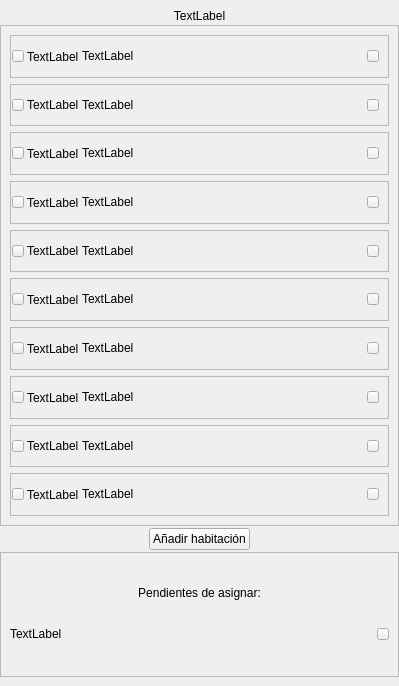
Qt form src/ui/widgets/rooms_card.ui (BeCuber/Turnomatic) before a commit.
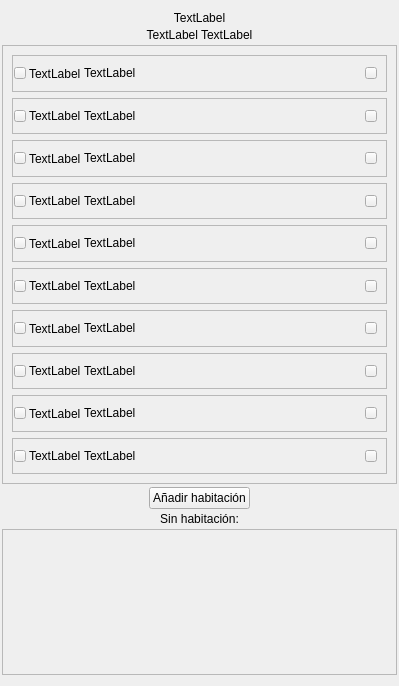
The same form after that commit.

Commit message: Add header to RoomPage. Now it is posible to navigate between weeks. Connect to db only volunteers with no room assigned

```diff
--- a/src/ui/widgets/rooms_card.ui
+++ b/src/ui/widgets/rooms_card.ui
@@ -13,21 +13,15 @@
   <property name="windowTitle">
    <string>Form</string>
   </property>
-  <layout class="QVBoxLayout" name="verticalLayout" stretch="0,4,0,1">
+  <layout class="QVBoxLayout" name="verticalLayout" stretch="0,0,3,0,0,1">
    <property name="spacing">
-    <number>2</number>
+    <number>3</number>
    </property>
    <property name="leftMargin">
-    <number>0</number>
-   </property>
-   <property name="topMargin">
-    <number>9</number>
+    <number>2</number>
    </property>
    <property name="rightMargin">
-    <number>0</number>
-   </property>
-   <property name="bottomMargin">
-    <number>9</number>
+    <number>2</number>
    </property>
    <item>
     <layout class="QHBoxLayout" name="containerTitle">
@@ -43,6 +37,44 @@
      </item>
     </layout>
    </item>
+   <item>
+    <widget class="QWidget" name="containerCurrentOccupied" native="true">
+     <layout class="QHBoxLayout" name="horizontalLayout_12">
+      <property name="spacing">
+       <number>3</number>
+      </property>
+      <property name="leftMargin">
+       <number>0</number>
+      </property>
+      <property name="topMargin">
+       <number>0</number>
+      </property>
+      <property name="rightMargin">
+       <number>0</number>
+      </property>
+      <property name="bottomMargin">
+       <number>0</number>
+      </property>
+      <item>
+       <widget class="QLabel" name="labelRoomIcon">
+        <property name="text">
+         <string>TextLabel</string>
+        </property>
+        <property name="alignment">
+         <set>Qt::AlignRight|Qt::AlignTrailing|Qt::AlignVCenter</set>
+        </property>
+       </widget>
+      </item>
+      <item>
+       <widget class="QLabel" name="labelCurrentOccupiedRooms">
+        <property name="text">
+         <string>TextLabel</string>
+        </property>
+       </widget>
+      </item>
+     </layout>
+    </widget>
+   </item>
    <item>
     <widget class="QScrollArea" name="scrollAreaRooms">
      <property name="widgetResizable">
@@ -53,8 +85,8 @@
        <rect>
         <x>0</x>
         <y>0</y>
-        <width>397</width>
-        <height>496</height>
+        <width>376</width>
+        <height>442</height>
        </rect>
       </property>
       <layout class="QVBoxLayout" name="verticalLayout_2">
@@ -985,76 +1017,71 @@
      </item>
     </layout>
    </item>
+   <item>
+    <widget class="QWidget" name="containerTitleNoRoom" native="true">
+     <layout class="QHBoxLayout" name="horizontalLayout_13">
+      <property name="spacing">
+       <number>3</number>
+      </property>
+      <property name="leftMargin">
+       <number>0</number>
+      </property>
+      <property name="topMargin">
+       <number>0</number>
+      </property>
+      <property name="rightMargin">
+       <number>0</number>
+      </property>
+      <property name="bottomMargin">
+       <number>0</number>
+      </property>
+      <item>
+       <widget class="QLabel" name="labelTitleNoRoom">
+        <property name="sizePolicy">
+         <sizepolicy hsizetype="Preferred" vsizetype="Fixed">
+          <horstretch>0</horstretch>
+          <verstretch>0</verstretch>
+         </sizepolicy>
+        </property>
+        <property name="text">
+         <string>Sin habitación:</string>
+        </property>
+        <property name="alignment">
+         <set>Qt::AlignHCenter|Qt::AlignTop</set>
+        </property>
+       </widget>
+      </item>
+     </layout>
+    </widget>
+   </item>
    <item>
     <widget class="QScrollArea" name="scrollAreaNoRoom">
      <property name="widgetResizable">
       <bool>true</bool>
      </property>
+     <property name="alignment">
+      <set>Qt::AlignLeading|Qt::AlignLeft|Qt::AlignTop</set>
+     </property>
      <widget class="QWidget" name="scrollAreaNoRoomContents">
       <property name="geometry">
        <rect>
         <x>0</x>
         <y>0</y>
-        <width>397</width>
-        <height>122</height>
+        <width>393</width>
+        <height>145</height>
        </rect>
       </property>
       <layout class="QHBoxLayout" name="horizontalLayout">
        <item>
-        <layout class="QVBoxLayout" name="vBoxWithoutRoomList" stretch="0,1">
+        <layout class="QVBoxLayout" name="vBoxWithoutRoomList" stretch="0">
          <property name="spacing">
           <number>3</number>
          </property>
          <item>
-          <widget class="QLabel" name="labelTitleNoRoom_2">
-           <property name="sizePolicy">
-            <sizepolicy hsizetype="Preferred" vsizetype="Fixed">
-             <horstretch>0</horstretch>
-             <verstretch>0</verstretch>
-            </sizepolicy>
-           </property>
-           <property name="text">
-            <string>Pendientes de asignar:</string>
-           </property>
-           <property name="alignment">
-            <set>Qt::AlignHCenter|Qt::AlignTop</set>
-           </property>
-          </widget>
-         </item>
-         <item>
-          <layout class="QHBoxLayout" name="hBoxWithoutRoom" stretch="1,0">
+          <layout class="QHBoxLayout" name="hBoxWithoutRoom" stretch="">
            <property name="spacing">
             <number>6</number>
            </property>
-           <item>
-            <widget class="QLabel" name="labelVolNameNoRoom">
-             <property name="text">
-              <string>TextLabel</string>
-             </property>
-            </widget>
-           </item>
-           <item>
-            <widget class="QPushButton" name="btnMenuVolNoRoom">
-             <property name="maximumSize">
-              <size>
-               <width>12</width>
-               <height>12</height>
-              </size>
-             </property>
-             <property name="cursor">
-              <cursorShape>PointingHandCursor</cursorShape>
-             </property>
-             <property name="text">
-              <string/>
-             </property>
-             <property name="iconSize">
-              <size>
-               <width>12</width>
-               <height>12</height>
-              </size>
-             </property>
-            </widget>
-           </item>
           </layout>
          </item>
         </layout>
```
Left out of the diff: 2 changed lines with no effect on the pictures. The commit also changes 16 other files.
